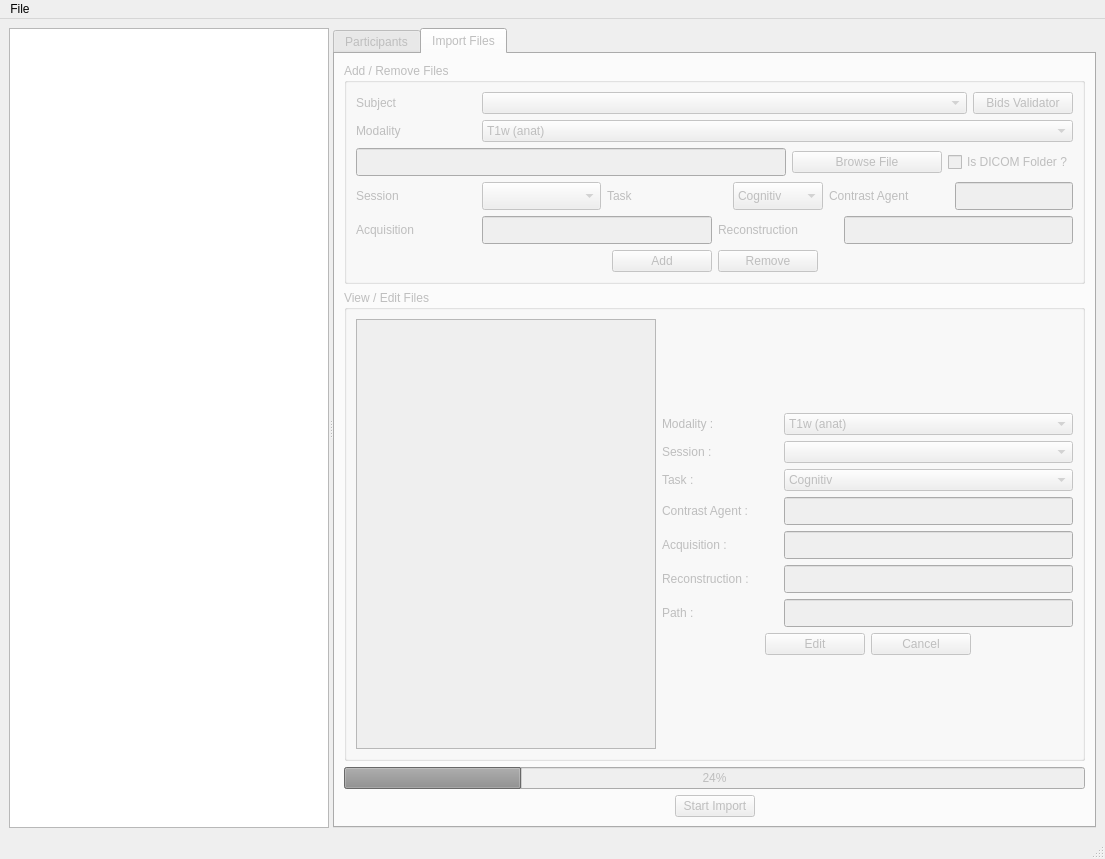
The window that bidsificator/forms/MainWindow.ui (HIP-infrastructure/Bidsificator) describes before a commit, drawn with Qt 5.
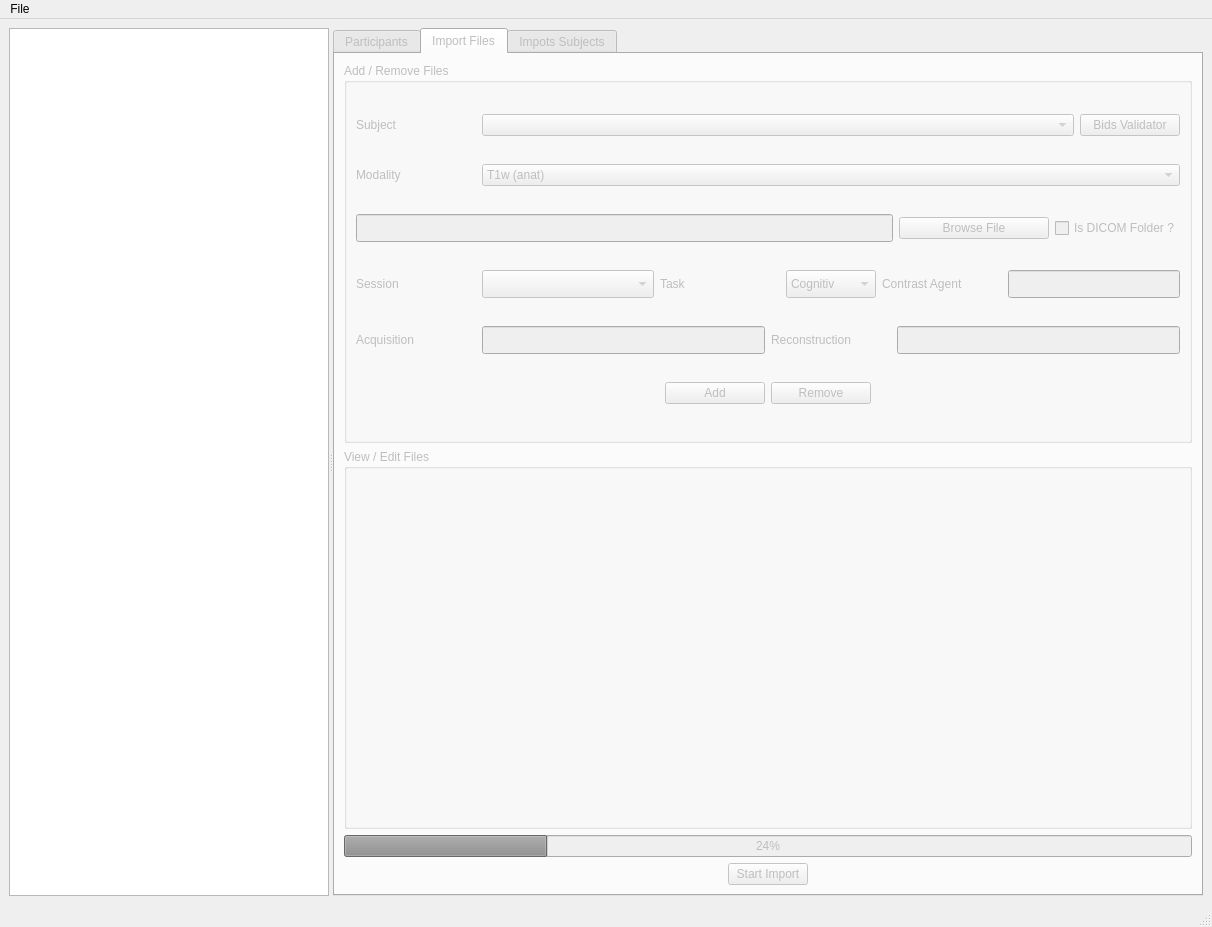
The same window after the commit. The open tabs and pages were chosen to show the change. Custom widgets are drawn as their Qt base class.

Commit message: Add a tab to handle the import of multiple subjects using a config file (need to be tested by multiple centers) Refactor some UI code (FileEditor)

```diff
--- a/bidsificator/forms/MainWindow.ui
+++ b/bidsificator/forms/MainWindow.ui
@@ -6,8 +6,8 @@
    <rect>
     <x>0</x>
     <y>0</y>
-    <width>1105</width>
-    <height>859</height>
+    <width>1212</width>
+    <height>927</height>
    </rect>
   </property>
   <property name="windowTitle">
@@ -112,8 +112,8 @@
         <attribute name="title">
          <string>Import Files</string>
         </attribute>
-        <layout class="QVBoxLayout" name="verticalLayout_2">
-         <item>
+        <layout class="QGridLayout" name="gridLayout_5">
+         <item row="0" column="0">
           <widget class="QGroupBox" name="groupBox_2">
            <property name="title">
             <string>Add / Remove Files</string>
@@ -598,422 +598,26 @@
            </layout>
           </widget>
          </item>
-         <item>
+         <item row="1" column="0">
           <widget class="QGroupBox" name="groupBox">
            <property name="title">
             <string>View / Edit Files</string>
            </property>
            <layout class="QGridLayout" name="gridLayout">
-            <item row="6" column="1">
-             <widget class="QLabel" name="VE_ReconstructionLabel">
-              <property name="minimumSize">
-               <size>
-                <width>110</width>
-                <height>0</height>
-               </size>
-              </property>
-              <property name="maximumSize">
-               <size>
-                <width>110</width>
-                <height>16777215</height>
-               </size>
-              </property>
-              <property name="text">
-               <string>Reconstruction :</string>
-              </property>
-             </widget>
-            </item>
-            <item row="8" column="1" colspan="3">
-             <layout class="QHBoxLayout" name="horizontalLayout">
-              <item>
-               <spacer name="horizontalSpacer_6">
-                <property name="orientation">
-                 <enum>Qt::Horizontal</enum>
-                </property>
-                <property name="sizeHint" stdset="0">
-                 <size>
-                  <width>40</width>
-                  <height>20</height>
-                 </size>
-                </property>
-               </spacer>
-              </item>
-              <item>
-               <widget class="QPushButton" name="VE_EditPushButton">
-                <property name="minimumSize">
-                 <size>
-                  <width>100</width>
-                  <height>0</height>
-                 </size>
-                </property>
-                <property name="maximumSize">
-                 <size>
-                  <width>100</width>
-                  <height>16777215</height>
-                 </size>
-                </property>
-                <property name="text">
-                 <string>Edit</string>
-                </property>
-               </widget>
-              </item>
-              <item>
-               <widget class="QPushButton" name="VE_CancelPushButton">
-                <property name="enabled">
-                 <bool>false</bool>
-                </property>
-                <property name="minimumSize">
-                 <size>
-                  <width>100</width>
-                  <height>0</height>
-                 </size>
-                </property>
-                <property name="maximumSize">
-                 <size>
-                  <width>100</width>
-                  <height>16777215</height>
-                 </size>
-                </property>
-                <property name="text">
-                 <string>Cancel</string>
-                </property>
-               </widget>
-              </item>
-              <item>
-               <spacer name="horizontalSpacer_5">
-                <property name="orientation">
-                 <enum>Qt::Horizontal</enum>
-                </property>
-                <property name="sizeHint" stdset="0">
-                 <size>
-                  <width>40</width>
-                  <height>20</height>
-                 </size>
-                </property>
-               </spacer>
-              </item>
-             </layout>
-            </item>
-            <item row="6" column="3">
-             <widget class="QLineEdit" name="VE_ReconstructionLineEdit">
-              <property name="enabled">
-               <bool>false</bool>
-              </property>
-              <property name="minimumSize">
-               <size>
-                <width>210</width>
-                <height>28</height>
-               </size>
-              </property>
-              <property name="maximumSize">
-               <size>
-                <width>16777215</width>
-                <height>28</height>
-               </size>
-              </property>
-             </widget>
-            </item>
-            <item row="7" column="1">
-             <widget class="QLabel" name="VE_FilePathLabel">
-              <property name="minimumSize">
-               <size>
-                <width>110</width>
-                <height>0</height>
-               </size>
-              </property>
-              <property name="maximumSize">
-               <size>
-                <width>110</width>
-                <height>16777215</height>
-               </size>
-              </property>
-              <property name="text">
-               <string>Path :</string>
-              </property>
-              <property name="wordWrap">
-               <bool>true</bool>
-              </property>
-             </widget>
-            </item>
-            <item row="0" column="3">
-             <spacer name="verticalSpacer">
-              <property name="orientation">
-               <enum>Qt::Vertical</enum>
-              </property>
-              <property name="sizeHint" stdset="0">
-               <size>
-                <width>20</width>
-                <height>80</height>
-               </size>
-              </property>
-             </spacer>
-            </item>
-            <item row="3" column="1">
-             <widget class="QLabel" name="VE_TaskLabel">
-              <property name="minimumSize">
-               <size>
-                <width>110</width>
-                <height>0</height>
-               </size>
-              </property>
-              <property name="maximumSize">
-               <size>
-                <width>110</width>
-                <height>16777215</height>
-               </size>
-              </property>
-              <property name="text">
-               <string>Task :</string>
-              </property>
-             </widget>
-            </item>
-            <item row="1" column="1">
-             <widget class="QLabel" name="VE_ModalityLabel">
-              <property name="text">
-               <string>Modality :</string>
-              </property>
-             </widget>
-            </item>
-            <item row="7" column="3">
-             <widget class="QLineEdit" name="VE_PathLineEdit">
-              <property name="enabled">
-               <bool>false</bool>
-              </property>
-              <property name="minimumSize">
-               <size>
-                <width>210</width>
-                <height>28</height>
-               </size>
-              </property>
-              <property name="maximumSize">
-               <size>
-                <width>16777215</width>
-                <height>28</height>
-               </size>
-              </property>
-             </widget>
-            </item>
-            <item row="5" column="1">
-             <widget class="QLabel" name="VE_AcquisitionLabel">
-              <property name="minimumSize">
-               <size>
-                <width>110</width>
-                <height>0</height>
-               </size>
-              </property>
-              <property name="maximumSize">
-               <size>
-                <width>110</width>
-                <height>16777215</height>
-               </size>
-              </property>
-              <property name="text">
-               <string>Acquisition :</string>
-              </property>
-             </widget>
-            </item>
-            <item row="4" column="1">
-             <widget class="QLabel" name="VE_ContrastAgentLabel">
-              <property name="minimumSize">
-               <size>
-                <width>110</width>
-                <height>0</height>
-               </size>
-              </property>
-              <property name="maximumSize">
-               <size>
-                <width>110</width>
-                <height>16777215</height>
-               </size>
-              </property>
-              <property name="text">
-               <string>Contrast Agent :</string>
-              </property>
-             </widget>
-            </item>
-            <item row="0" column="0" rowspan="10">
-             <widget class="QListWidget" name="VE_FileListWidget">
-              <property name="minimumSize">
-               <size>
-                <width>300</width>
-                <height>0</height>
-               </size>
-              </property>
-              <property name="maximumSize">
-               <size>
-                <width>300</width>
-                <height>16777215</height>
-               </size>
-              </property>
-             </widget>
-            </item>
-            <item row="2" column="3">
-             <widget class="QComboBox" name="VE_SessionComboBox">
-              <property name="enabled">
-               <bool>false</bool>
-              </property>
-             </widget>
-            </item>
-            <item row="1" column="3">
-             <widget class="QComboBox" name="VE_ModalityComboBox">
-              <property name="enabled">
-               <bool>false</bool>
-              </property>
-              <item>
-               <property name="text">
-                <string>T1w (anat)</string>
-               </property>
-              </item>
-              <item>
-               <property name="text">
-                <string>T2w (anat)</string>
-               </property>
-              </item>
-              <item>
-               <property name="text">
-                <string>T1rho (anat)</string>
-               </property>
-              </item>
-              <item>
-               <property name="text">
-                <string>T2* (anat)</string>
-               </property>
-              </item>
-              <item>
-               <property name="text">
-                <string>FLAIR (anat)</string>
-               </property>
-              </item>
-              <item>
-               <property name="text">
-                <string>CT (anat)</string>
-               </property>
-              </item>
-              <item>
-               <property name="text">
-                <string>ieeg (ieeg)</string>
-               </property>
-              </item>
-              <item>
-               <property name="text">
-                <string>photo (ieeg)</string>
-               </property>
-              </item>
-             </widget>
-            </item>
-            <item row="2" column="1">
-             <widget class="QLabel" name="VE_SessionLabel">
-              <property name="minimumSize">
-               <size>
-                <width>110</width>
-                <height>0</height>
-               </size>
-              </property>
-              <property name="maximumSize">
-               <size>
-                <width>110</width>
-                <height>16777215</height>
-               </size>
-              </property>
-              <property name="text">
-               <string>Session :</string>
-              </property>
-             </widget>
-            </item>
-            <item row="4" column="3">
-             <widget class="QLineEdit" name="VE_ContrastAgentLineEdit">
-              <property name="enabled">
-               <bool>false</bool>
-              </property>
-              <property name="minimumSize">
-               <size>
-                <width>210</width>
-                <height>28</height>
-               </size>
-              </property>
-              <property name="maximumSize">
-               <size>
-                <width>16777215</width>
-                <height>28</height>
-               </size>
-              </property>
-             </widget>
-            </item>
-            <item row="5" column="3">
-             <widget class="QLineEdit" name="VE_AcquisitionLineEdit">
-              <property name="enabled">
-               <bool>false</bool>
-              </property>
-              <property name="minimumSize">
-               <size>
-                <width>210</width>
-                <height>28</height>
-               </size>
-              </property>
-              <property name="maximumSize">
-               <size>
-                <width>16777215</width>
-                <height>28</height>
-               </size>
-              </property>
-             </widget>
-            </item>
-            <item row="9" column="3">
-             <spacer name="verticalSpacer_2">
-              <property name="orientation">
-               <enum>Qt::Vertical</enum>
-              </property>
-              <property name="sizeHint" stdset="0">
-               <size>
-                <width>20</width>
-                <height>79</height>
-               </size>
-              </property>
-             </spacer>
-            </item>
-            <item row="3" column="3">
-             <widget class="QComboBox" name="VE_TaskComboBox">
-              <property name="enabled">
-               <bool>false</bool>
-              </property>
-              <item>
-               <property name="text">
-                <string>Cognitiv</string>
-               </property>
-              </item>
-              <item>
-               <property name="text">
-                <string>Seizure</string>
-               </property>
-              </item>
-              <item>
-               <property name="text">
-                <string>Interictal</string>
-               </property>
-              </item>
-              <item>
-               <property name="text">
-                <string>Stimulation</string>
-               </property>
-              </item>
-              <item>
-               <property name="text">
-                <string>Sleep</string>
-               </property>
-              </item>
-             </widget>
+            <item row="0" column="0">
+             <layout class="QHBoxLayout" name="IF_FileEditorLayout"/>
             </item>
            </layout>
           </widget>
          </item>
-         <item>
+         <item row="2" column="0">
           <widget class="QProgressBar" name="progressBar">
            <property name="value">
             <number>24</number>
            </property>
           </widget>
          </item>
-         <item>
+         <item row="3" column="0">
           <layout class="QHBoxLayout" name="StartImportLayout">
            <item>
             <spacer name="horizontalSpacer_3">
@@ -1052,6 +656,111 @@
          </item>
         </layout>
        </widget>
+       <widget class="QWidget" name="ImportSubjectsTab">
+        <attribute name="title">
+         <string>Impots Subjects</string>
+        </attribute>
+        <layout class="QGridLayout" name="gridLayout_3">
+         <item row="0" column="0">
+          <layout class="QHBoxLayout" name="horizontalLayout_3">
+           <item>
+            <widget class="QLabel" name="IS_ParseLabel">
+             <property name="text">
+              <string>Parse Subjects Data : </string>
+             </property>
+            </widget>
+           </item>
+           <item>
+            <spacer name="horizontalSpacer_13">
+             <property name="orientation">
+              <enum>Qt::Horizontal</enum>
+             </property>
+             <property name="sizeHint" stdset="0">
+              <size>
+               <width>40</width>
+               <height>20</height>
+              </size>
+             </property>
+            </spacer>
+           </item>
+           <item>
+            <widget class="QPushButton" name="IS_ParsePushButton">
+             <property name="text">
+              <string>Parse</string>
+             </property>
+            </widget>
+           </item>
+          </layout>
+         </item>
+         <item row="1" column="0">
+          <layout class="QHBoxLayout" name="horizontalLayout_2">
+           <item>
+            <widget class="QListWidget" name="IS_SubjectListWidget">
+             <property name="minimumSize">
+              <size>
+               <width>200</width>
+               <height>0</height>
+              </size>
+             </property>
+             <property name="maximumSize">
+              <size>
+               <width>200</width>
+               <height>16777215</height>
+              </size>
+             </property>
+            </widget>
+           </item>
+           <item>
+            <layout class="QHBoxLayout" name="IS_FileEditorLayout"/>
+           </item>
+          </layout>
+         </item>
+         <item row="2" column="0">
+          <widget class="QProgressBar" name="IS_progressBar">
+           <property name="value">
+            <number>24</number>
+           </property>
+          </widget>
+         </item>
+         <item row="3" column="0">
+          <layout class="QHBoxLayout" name="IS_StartImportLayout">
+           <item>
+            <spacer name="horizontalSpacer_11">
+             <property name="orientation">
+              <enum>Qt::Horizontal</enum>
+             </property>
+             <property name="sizeHint" stdset="0">
+              <size>
+               <width>40</width>
+               <height>20</height>
+              </size>
+             </property>
+            </spacer>
+           </item>
+           <item>
+            <widget class="QPushButton" name="IS_StartImportPushButton">
+             <property name="text">
+              <string>Start Import</string>
+             </property>
+            </widget>
+           </item>
+           <item>
+            <spacer name="horizontalSpacer_12">
+             <property name="orientation">
+              <enum>Qt::Horizontal</enum>
+             </property>
+             <property name="sizeHint" stdset="0">
+              <size>
+               <width>40</width>
+               <height>20</height>
+              </size>
+             </property>
+            </spacer>
+           </item>
+          </layout>
+         </item>
+        </layout>
+       </widget>
       </widget>
      </widget>
     </item>
@@ -1062,8 +771,8 @@
     <rect>
      <x>0</x>
      <y>0</y>
-     <width>1105</width>
-     <height>21</height>
+     <width>1212</width>
+     <height>37</height>
     </rect>
    </property>
    <widget class="QMenu" name="menuFile">
```
Left out of the diff: 2 changed lines with no effect on the pictures. The commit also changes 17 other files.
